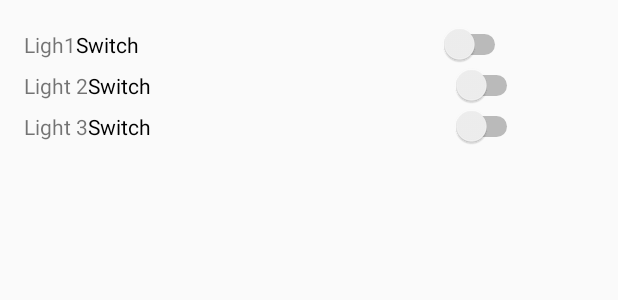
After one commit to Sail338/IotPlatform, an Android app: the layout activity_lights.xml on its own in the app's theme, with its tools: preview values and no code run, on a phone screen of 412 x 824 dp. The commit adds this screen. Shown: the top 300 px of the screen. Run offline under Robolectric (Android 15) with nearby library versions, the phone set to English and light mode, and no system bars.

Commit message:
Added Lights and Thermostat interaction

```diff
--- a/app/build.gradle
+++ b/app/build.gradle
@@ -34,7 +34,7 @@ dependencies {
     })
     compile 'com.android.support:appcompat-v7:25.1.0'
     compile 'com.android.support:recyclerview-v7:25.1.0'
-    compile 'com.android.support:cardview-v7:25.0.+'
+    compile 'com.android.support:cardview-v7:25.0.0'
     compile 'com.android.support:recyclerview-v7:25.0.0'
     compile 'com.squareup.okhttp3:okhttp:3.5.0'
     testCompile 'junit:junit:4.12'
--- a/app/src/main/AndroidManifest.xml
+++ b/app/src/main/AndroidManifest.xml
@@ -21,6 +21,8 @@
         </activity>
         <activity android:name=".Thermostat">
         </activity>
+        <activity android:name=".Lights">
+        </activity>
     </application>
 
 </manifest>
--- a/app/src/main/java/com/iotlock/Adapter.java
+++ b/app/src/main/java/com/iotlock/Adapter.java
@@ -37,6 +37,9 @@ public class Adapter extends RecyclerView.Adapter<Adapter.IotViewHolder> {
                   case 0:
                           view.getContext().startActivity(new Intent(view.getContext(),LockList.class));
                           break;
+                  case 1:
+                      view.getContext().startActivity(new Intent(view.getContext(),Lights.class));
+                      break;
                   case 2:
                          view.getContext().startActivity(new Intent(view.getContext(),Thermostat.class));
                          break;
--- /dev/null
+++ b/app/src/main/res/layout/activity_lights.xml
@@ -0,0 +1,58 @@
+<?xml version="1.0" encoding="utf-8"?>
+<LinearLayout
+
+        xmlns:android="http://schemas.android.com/apk/res/android"
+        xmlns:tools="http://schemas.android.com/tools"
+        android:id="@+id/activity_lights"
+        android:layout_width="match_parent"
+        android:layout_height="match_parent"
+        android:paddingLeft="@dimen/activity_horizontal_margin"
+        android:paddingRight="@dimen/activity_horizontal_margin"
+        android:paddingTop="@dimen/activity_vertical_margin"
+        android:paddingBottom="@dimen/activity_vertical_margin"
+        android:orientation="vertical"
+        tools:context="com.iotlock.Lights">
+    <LinearLayout android:layout_width="match_parent"
+                  android:layout_height="wrap_content"
+                  android:orientation="horizontal">
+        <TextView
+                android:text="Light 1"
+                android:layout_width="wrap_content"
+                android:layout_height="wrap_content" android:id="@+id/textView" tools:text="Ligh1"/>
+        <Switch
+                android:text="Switch"
+                android:layout_width="290dp"
+                android:layout_height="wrap_content" android:id="@+id/light1switch"/>
+
+
+    </LinearLayout>
+
+    <LinearLayout android:layout_width="match_parent"
+                  android:layout_height="wrap_content"
+                  android:orientation="horizontal">
+        <TextView
+                android:layout_width="wrap_content"
+                android:layout_height="wrap_content" android:id="@+id/light2text" tools:text="Light 2"
+                android:text="Light 2"/>
+        <Switch
+                android:text="Switch"
+                android:layout_width="290dp"
+                android:layout_height="wrap_content" android:id="@+id/light2switch"/>
+
+
+    </LinearLayout>
+    <LinearLayout android:layout_width="match_parent"
+                  android:layout_height="wrap_content"
+                  android:orientation="horizontal">
+        <TextView
+                android:text="Light 3"
+                android:layout_width="wrap_content"
+                android:layout_height="wrap_content" android:id="@+id/light3text" tools:text="Light 3"/>
+        <Switch
+                android:text="Switch"
+                android:layout_width="290dp"
+                android:layout_height="wrap_content" android:id="@+id/light3switch"/>
+
+
+    </LinearLayout>
+</LinearLayout>
```
Also changed, not shown: app/src/main/java/com/iotlock/Constants.java (added, +8 -0 lines), app/src/main/java/com/iotlock/Lights.java (added, +249 -0 lines), app/src/main/java/com/iotlock/LockVideoFragment.java (+9 -14 lines), app/src/main/java/com/iotlock/Thermostat.java (+49 -3 lines), app/src/main/res/layout/lockvideo.xml (+4 -5 lines), 2 other files.
